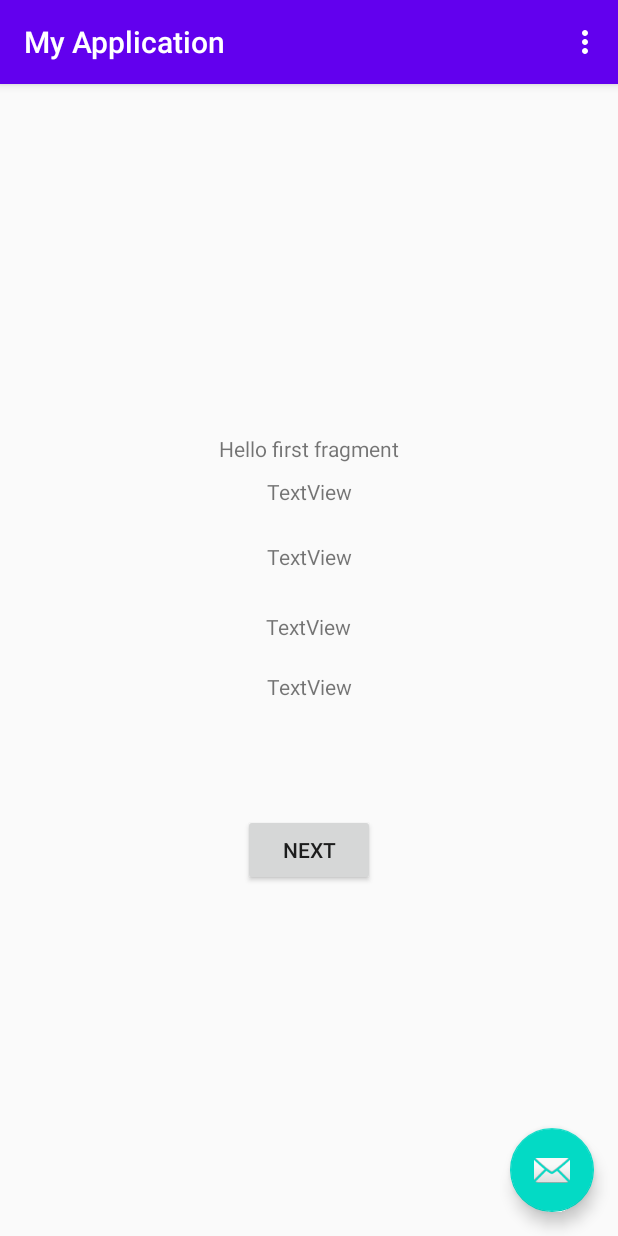
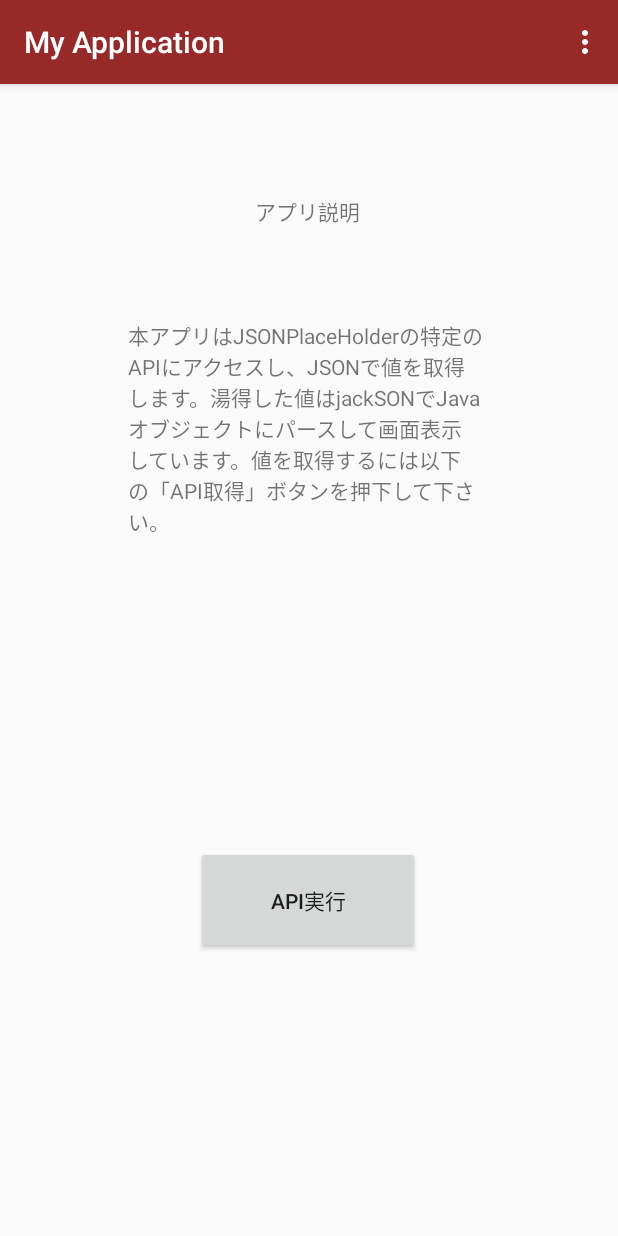
Before and after one commit to AyumiSashitani/testJsonApp, an Android app: the screen it shows after launch (MainActivity), on a phone screen of 412 x 824 dp. Run offline under Robolectric (Android 15) with nearby library versions, the phone set to English and light mode, and no system bars.

Commit message:
SecondActivityを追加。Fragmentなどの画面部品を削除

```diff
--- a/app/src/main/AndroidManifest.xml
+++ b/app/src/main/AndroidManifest.xml
@@ -20,6 +20,11 @@
                 <category android:name="android.intent.category.LAUNCHER" />
             </intent-filter>
         </activity>
+        <activity
+            android:name=".SecondActivity"
+            android:label="@string/app_name"
+            android:theme="@style/AppTheme.NoActionBar">
+        </activity>
     </application>
 
 </manifest>
--- a/app/src/main/java/com/example/myapplication/FirstFragment.java
+++ /dev/null
@@ -1,35 +0,0 @@
-package com.example.myapplication;
-
-import android.os.Bundle;
-import android.view.LayoutInflater;
-import android.view.View;
-import android.view.ViewGroup;
-
-import androidx.annotation.NonNull;
-import androidx.fragment.app.Fragment;
-import androidx.navigation.fragment.NavHostFragment;
-
-public class FirstFragment extends Fragment {
-
-    @Override
-    public View onCreateView(
-            LayoutInflater inflater, ViewGroup container,
-            Bundle savedInstanceState
-    ) {
-        // Inflate the layout for this fragment
-        return inflater.inflate(R.layout.fragment_first, container, false);
-    }
-
-    public void onViewCreated(@NonNull View view, Bundle savedInstanceState) {
-        super.onViewCreated(view, savedInstanceState);
-
-        view.findViewById(R.id.button_first).setOnClickListener(new View.OnClickListener() {
-            @Override
-            public void onClick(View view) {
-                NavHostFragment.findNavController(FirstFragment.this)
-                        .navigate(R.id.action_FirstFragment_to_SecondFragment);
-            }
-        });
-
-    }
-}
--- a/app/src/main/java/com/example/myapplication/MainActivity.java
+++ b/app/src/main/java/com/example/myapplication/MainActivity.java
@@ -1,28 +1,21 @@
 package com.example.myapplication;
 
+import android.content.Intent;
 import android.os.Bundle;
-
-import com.example.testjson.Data;
-import com.example.testjson.Service;
-import com.google.android.material.floatingactionbutton.FloatingActionButton;
-import com.google.android.material.snackbar.Snackbar;
+import android.view.Menu;
+import android.view.MenuItem;
+import android.view.View;
+import android.widget.Button;
+import android.widget.TextView;
 
 import androidx.appcompat.app.AppCompatActivity;
 import androidx.appcompat.widget.Toolbar;
 
-import android.os.Handler;
-import android.os.Looper;
-import android.view.View;
+public class MainActivity extends AppCompatActivity {
 
-import android.view.Menu;
-import android.view.MenuItem;
-import android.widget.TextView;
-
-import org.json.JSONException;
-
-import java.io.IOException;
-
-public class MainActivity extends AppCompatActivity {
+    private String descriptionText =
+            "本アプリはJSONPlaceHolderの特定のAPIにアクセスし、JSONで値を取得します。湯得した値はjackSONでJavaオブジェクトにパースして画面表示しています。" +
+                    "値を取得するには以下の「API取得」ボタンを押下して下さい。";
 
     @Override
     protected void onCreate(Bundle savedInstanceState) {
@@ -31,61 +24,20 @@ public class MainActivity extends AppCompatActivity {
         Toolbar toolbar = findViewById(R.id.toolbar);
         setSupportActionBar(toolbar);
 
-        FloatingActionButton fab = findViewById(R.id.fab);
-        fab.setOnClickListener(new View.OnClickListener() {
+        //アプリ説明テキスト表示
+        final TextView descriptionView = findViewById(R.id.descriptionText);
+        descriptionView.setText(descriptionText);
+
+        //APIボタン設定
+        Button apiButton = findViewById(R.id.apiButton);
+        apiButton.setOnClickListener(new View.OnClickListener(){
+
             @Override
-            public void onClick(View view) {
-                Snackbar.make(view, "Replace with your own action", Snackbar.LENGTH_LONG)
-                        .setAction("Action", null).show();
+            public void onClick(View v) {
+                Intent intent = new Intent(getApplication(), SecondActivity.class);
+                startActivity(intent);
             }
         });
-
-        Thread thread = new Thread(new Runnable() {
-
-            @Override
-            public void run() {
-                try  {
-                    Service service = new Service();
-                    try {
-                        //通信処理実施
-                        final Data data = service.execute();
-
-                        final TextView userIdView = findViewById(R.id.userIdText);
-                        final TextView idView = findViewById(R.id.idText);
-                        final TextView titleView = findViewById(R.id.titleText);
-                        final TextView bodyView = findViewById(R.id.bodyText);
-
-                        runOnUiThread(new Runnable() {
-
-                            @Override
-                            public void run() {
-
-                                userIdView.setText("userId : " + data.getUserId());
-                                idView.setText("id : " + data.getId());
-                                titleView.setText("title : " + data.getTitle());
-                                bodyView.setText("body : " + data.getBody());
-                                // Stuff that updates the UI
-
-                            }
-                        });
-
-                    } catch (IOException e) {
-                        e.printStackTrace();
-                    } catch (JSONException e) {
-                        e.printStackTrace();
-                    }
-                    //Your code goes here
-                } catch (Exception e) {
-                    e.printStackTrace();
-                }
-            }
-        });
-
-        thread.start();
-
-
-
-
     }
 
     @Override
--- a/app/src/main/res/layout/activity_main.xml
+++ b/app/src/main/res/layout/activity_main.xml
@@ -15,19 +15,49 @@
             android:id="@+id/toolbar"
             android:layout_width="match_parent"
             android:layout_height="?attr/actionBarSize"
-            android:background="?attr/colorPrimary"
+            android:background="#972929"
             app:popupTheme="@style/AppTheme.PopupOverlay" />
 
     </com.google.android.material.appbar.AppBarLayout>
 
-    <include layout="@layout/content_main" />
+    <androidx.constraintlayout.widget.ConstraintLayout
+        android:layout_width="match_parent"
+        android:layout_height="match_parent">
 
-    <com.google.android.material.floatingactionbutton.FloatingActionButton
-        android:id="@+id/fab"
-        android:layout_width="wrap_content"
-        android:layout_height="wrap_content"
-        android:layout_gravity="bottom|end"
-        android:layout_margin="@dimen/fab_margin"
-        app:srcCompat="@android:drawable/ic_dialog_email" />
+        <Button
+            android:id="@+id/apiButton"
+            android:layout_width="149dp"
+            android:layout_height="72dp"
+            android:layout_marginTop="564dp"
+            android:text="API実行"
+            app:layout_constraintEnd_toEndOf="parent"
+            app:layout_constraintHorizontal_bias="0.498"
+            app:layout_constraintStart_toStartOf="parent"
+            app:layout_constraintTop_toTopOf="parent" />
+
+        <TextView
+            android:id="@+id/textView2"
+            android:layout_width="130dp"
+            android:layout_height="41dp"
+            android:layout_marginTop="120dp"
+            android:gravity="center"
+            android:text="アプリ説明"
+            app:layout_constraintEnd_toEndOf="parent"
+            app:layout_constraintHorizontal_bias="0.497"
+            app:layout_constraintStart_toStartOf="parent"
+            app:layout_constraintTop_toTopOf="parent" />
+
+        <TextView
+            android:id="@+id/descriptionText"
+            android:layout_width="240dp"
+            android:layout_height="178dp"
+            android:layout_marginTop="52dp"
+            android:text="description"
+            app:layout_constraintEnd_toEndOf="parent"
+            app:layout_constraintHorizontal_bias="0.498"
+            app:layout_constraintStart_toStartOf="parent"
+            app:layout_constraintTop_toBottomOf="@+id/textView2" />
+
+    </androidx.constraintlayout.widget.ConstraintLayout>
 
 </androidx.coordinatorlayout.widget.CoordinatorLayout>
--- a/app/src/main/res/layout/content_main.xml
+++ /dev/null
@@ -1,64 +0,0 @@
-<?xml version="1.0" encoding="utf-8"?>
-<androidx.constraintlayout.widget.ConstraintLayout xmlns:android="http://schemas.android.com/apk/res/android"
-    xmlns:app="http://schemas.android.com/apk/res-auto"
-    xmlns:tools="http://schemas.android.com/tools"
-    android:layout_width="match_parent"
-    android:layout_height="match_parent"
-    app:layout_behavior="@string/appbar_scrolling_view_behavior">
-
-    <fragment
-        android:id="@+id/nav_host_fragment"
-        android:name="androidx.navigation.fragment.NavHostFragment"
-        android:layout_width="0dp"
-        android:layout_height="0dp"
-        app:defaultNavHost="true"
-        app:layout_constraintBottom_toBottomOf="parent"
-        app:layout_constraintHorizontal_bias="0.0"
-        app:layout_constraintLeft_toLeftOf="parent"
-        app:layout_constraintRight_toRightOf="parent"
-        app:layout_constraintTop_toTopOf="parent"
-        app:layout_constraintVertical_bias="0.0"
-        app:navGraph="@navigation/nav_graph" />
-
-    <TextView
-        android:id="@+id/userIdText"
-        android:layout_width="wrap_content"
-        android:layout_height="wrap_content"
-        android:layout_marginTop="262dp"
-        android:text="TextView"
-        app:layout_constraintEnd_toEndOf="parent"
-        app:layout_constraintStart_toStartOf="parent"
-        app:layout_constraintTop_toTopOf="parent" />
-
-    <TextView
-        android:id="@+id/idText"
-        android:layout_width="wrap_content"
-        android:layout_height="wrap_content"
-        android:layout_marginTop="305dp"
-        android:text="TextView"
-        app:layout_constraintEnd_toEndOf="parent"
-        app:layout_constraintStart_toStartOf="parent"
-        app:layout_constraintTop_toTopOf="parent" />
-
-    <TextView
-        android:id="@+id/titleText"
-        android:layout_width="69dp"
-        android:layout_height="25dp"
-        android:layout_marginTop="352dp"
-        android:text="TextView"
-        app:layout_constraintEnd_toEndOf="parent"
-        app:layout_constraintHorizontal_bias="0.517"
-        app:layout_constraintStart_toStartOf="@+id/nav_host_fragment"
-        app:layout_constraintTop_toTopOf="parent" />
-
-    <TextView
-        android:id="@+id/bodyText"
-        android:layout_width="wrap_content"
-        android:layout_height="wrap_content"
-        android:layout_marginTop="392dp"
-        android:text="TextView"
-        app:layout_constraintEnd_toEndOf="parent"
-        app:layout_constraintStart_toStartOf="parent"
-        app:layout_constraintTop_toTopOf="parent" />
-
-</androidx.constraintlayout.widget.ConstraintLayout>
--- a/app/src/main/res/layout/fragment_first.xml
+++ /dev/null
@@ -1,28 +0,0 @@
-<?xml version="1.0" encoding="utf-8"?>
-<androidx.constraintlayout.widget.ConstraintLayout xmlns:android="http://schemas.android.com/apk/res/android"
-    xmlns:app="http://schemas.android.com/apk/res-auto"
-    xmlns:tools="http://schemas.android.com/tools"
-    android:layout_width="match_parent"
-    android:layout_height="match_parent"
-    tools:context=".FirstFragment">
-
-    <TextView
-        android:id="@+id/textview_first"
-        android:layout_width="wrap_content"
-        android:layout_height="wrap_content"
-        android:text="@string/hello_first_fragment"
-        app:layout_constraintBottom_toTopOf="@id/button_first"
-        app:layout_constraintEnd_toEndOf="parent"
-        app:layout_constraintStart_toStartOf="parent"
-        app:layout_constraintTop_toTopOf="parent" />
-
-    <Button
-        android:id="@+id/button_first"
-        android:layout_width="wrap_content"
-        android:layout_height="wrap_content"
-        android:text="@string/next"
-        app:layout_constraintBottom_toBottomOf="parent"
-        app:layout_constraintEnd_toEndOf="parent"
-        app:layout_constraintStart_toStartOf="parent"
-        app:layout_constraintTop_toBottomOf="@id/textview_first" />
-</androidx.constraintlayout.widget.ConstraintLayout>
```
Also changed, not shown: app/src/main/java/com/example/myapplication/SecondActivity.java (added, +90 -0 lines), app/src/main/java/com/example/myapplication/SecondFragment.java (deleted, +0 -34 lines), app/src/main/res/layout/fragment_second.xml (deleted, +0 -27 lines), app/src/main/res/layout/second_activity.xml (added, +76 -0 lines).
